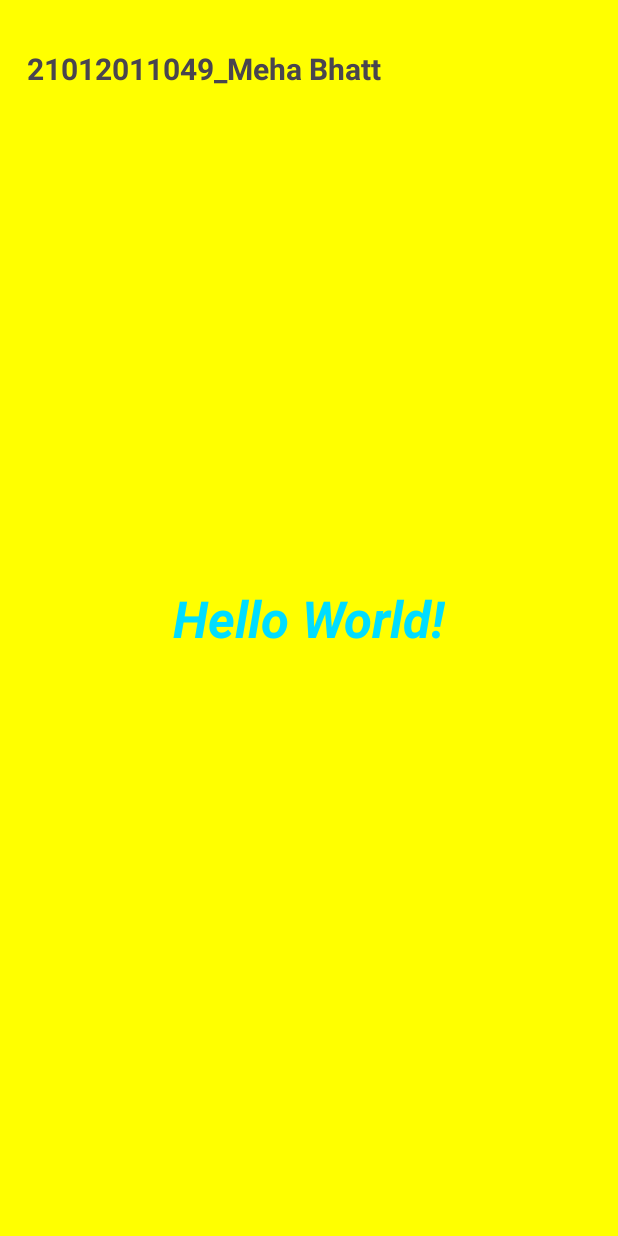
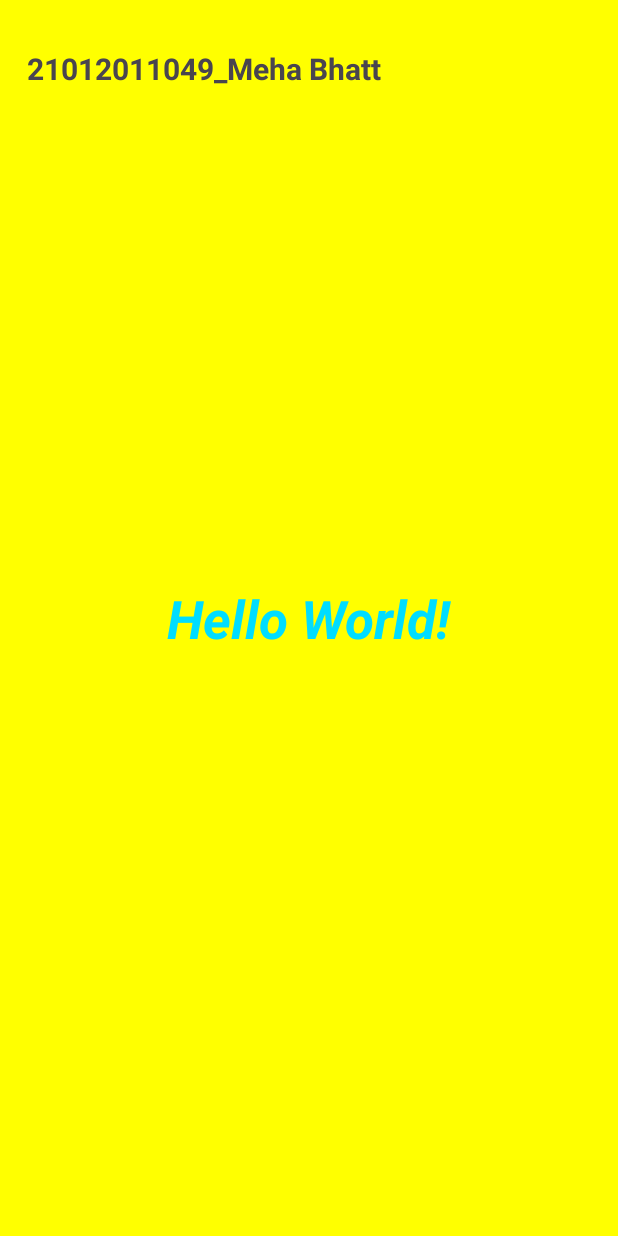
Before and after one commit to mehabhatt/MAD_Practical-2_21012011049, an Android app: the screen it shows after launch (MainActivity), on a phone screen of 412 x 824 dp. Run offline under Robolectric (Android 15) with nearby library versions, the phone set to English and light mode, and no system bars.

```diff
--- a/app/src/main/java/com/example/mad_practical_2_21012011049/MainActivity.kt
+++ b/app/src/main/java/com/example/mad_practical_2_21012011049/MainActivity.kt
@@ -46,7 +46,7 @@ class MainActivity : AppCompatActivity() {
     }
     fun showMessage(message:String){
         Log.i(TAG, message)
-        Toast.makeText(this, message, Toast.LENGTH_LONG).show()
+        Toast.makeText(this, message, Toast.LENGTH_SHORT).show()
         val constraint:ConstraintLayout?=findViewById(R.id.mainConstraint)
         if (constraint!=null){
             Snackbar.make(constraint, message,Snackbar.LENGTH_SHORT).show()
--- a/app/src/main/res/layout/activity_main.xml
+++ b/app/src/main/res/layout/activity_main.xml
@@ -14,7 +14,7 @@
         android:layout_height="wrap_content"
         android:text="Hello World!"
         android:textColor="@android:color/holo_blue_bright"
-        android:textSize="34sp"
+        android:textSize="35sp"
         android:textStyle="bold|italic"
         app:layout_constraintBottom_toBottomOf="parent"
         app:layout_constraintEnd_toEndOf="parent"
```
